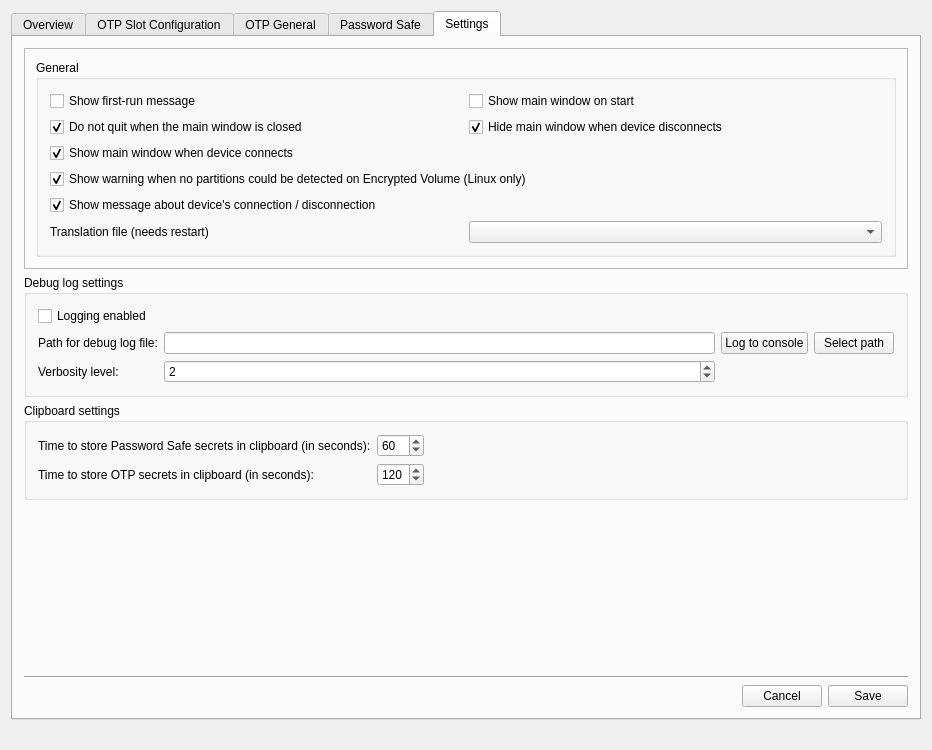
Qt form src/ui/mainwindow.ui (Nitrokey/nitrokey-app) before a commit.
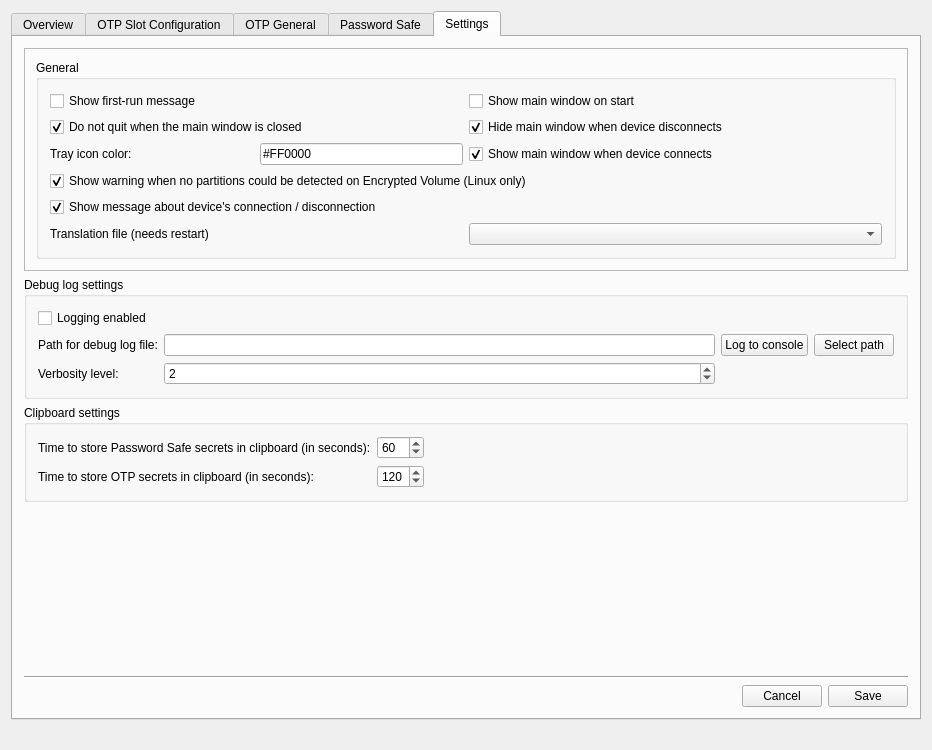
The same form after that commit. Icons and pictures are not drawn.

Commit message:
UI: allow setting custom tray icon color
Fixes #425
Fixes #232

Connected: https://github.com/Nitrokey/nitrokey-app/issues/369

Patch:
```diff
--- a/src/ui/mainwindow.ui
+++ b/src/ui/mainwindow.ui
@@ -1331,6 +1331,38 @@
                  </layout>
                 </item>
                 <item>
+                 <layout class="QHBoxLayout" name="horizontalLayout_10">
+                  <item>
+                   <layout class="QHBoxLayout" name="horizontalLayout_13">
+                    <item>
+                     <widget class="QLabel" name="label_8">
+                      <property name="text">
+                       <string>Tray icon color:</string>
+                      </property>
+                     </widget>
+                    </item>
+                    <item>
+                     <widget class="QLineEdit" name="trayIconColorEdit">
+                      <property name="sizePolicy">
+                       <sizepolicy hsizetype="Minimum" vsizetype="Fixed">
+                        <horstretch>0</horstretch>
+                        <verstretch>0</verstretch>
+                       </sizepolicy>
+                      </property>
+                      <property name="text">
+                       <string notr="true">#FF0000</string>
+                      </property>
+                      <property name="maxLength">
+                       <number>7</number>
+                      </property>
+                      <property name="placeholderText">
+                       <string notr="true">#FF0000</string>
+                      </property>
+                     </widget>
+                    </item>
+                   </layout>
+                  </item>
+                  <item>
                  <widget class="QCheckBox" name="cb_show_main_window_on_connection">
                   <property name="text">
                    <string>Show main window when device connects</string>
@@ -1339,6 +1371,8 @@
                    <bool>true</bool>
                   </property>
                  </widget>
+                  </item>
+                 </layout>
                 </item>
                 <item>
                  <widget class="QCheckBox" name="cb_check_symlink">
```
Lines whose indentation alone changed are shown as unchanged. The commit also changes 2 other files.
